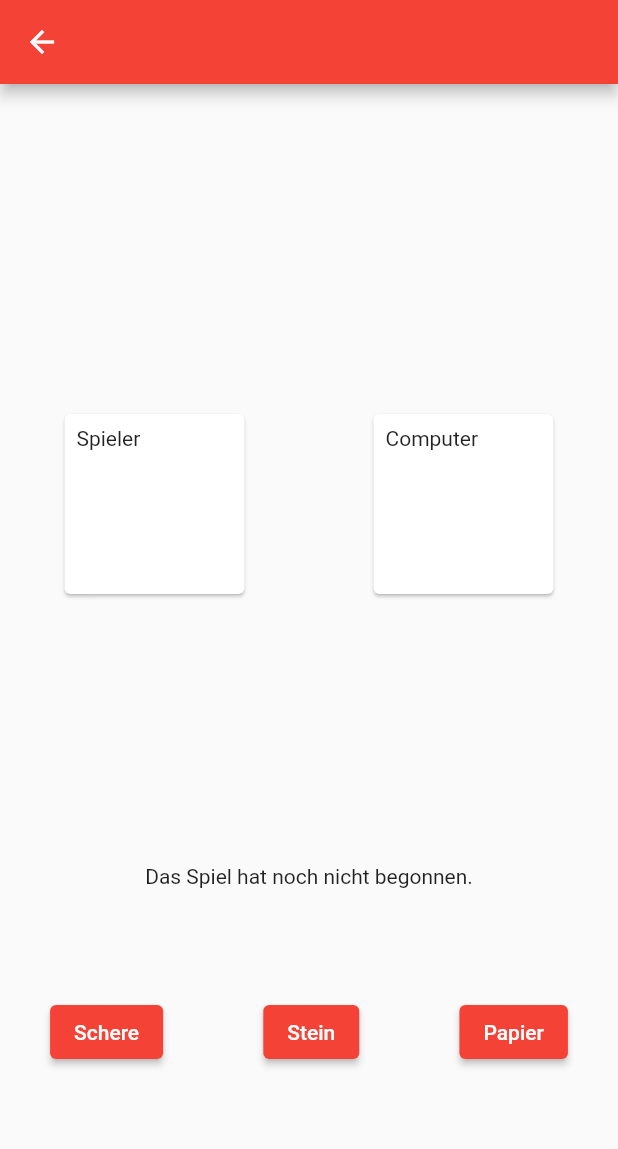
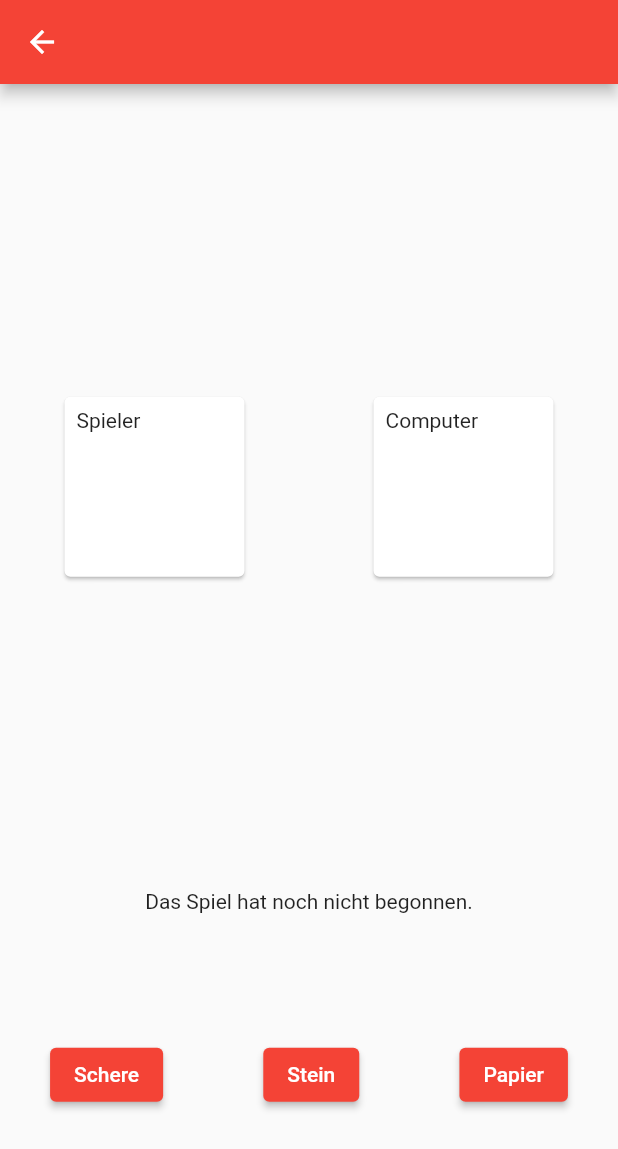
Before and after one commit to devEnju/hacker_school, a Flutter app: the GamePage screen opened directly with empty values, on a phone screen of 412 x 824 dp. Shown: the top 1149 px of the screen. Run offline on Flutter 3.47's test engine with Material 2 defaults, Android fonts, the phone set to English and light mode, and no system bars.

Commit message:
variable renaming

```diff
--- a/lib/src/app.dart
+++ b/lib/src/app.dart
@@ -1,5 +1,6 @@
 import 'package:flutter/material.dart';
 
+import 'pages/game_page.dart';
 import 'pages/home_page.dart';
 
 class App extends StatelessWidget {
@@ -13,7 +14,7 @@
         primarySwatch: Colors.red,
       ),
       home: const HomePage(
-        title: 'Hacker School',
+        header: 'Hacker School',
       ),
       debugShowCheckedModeBanner: false,
     );
--- a/lib/src/pages/game_page.dart
+++ b/lib/src/pages/game_page.dart
@@ -6,9 +6,9 @@
 import '../widgets/result_text.dart';
 
 class GamePage extends StatefulWidget {
-  const GamePage({Key? key, required this.title}) : super(key: key);
+  const GamePage({Key? key, required this.header}) : super(key: key);
 
-  final String title;
+  final String header;
 
   @override
   State<GamePage> createState() => _GamePageState();
@@ -73,12 +73,10 @@
   Widget build(BuildContext context) {
     return Scaffold(
       appBar: AppBar(
-        title: Text(widget.title),
+        title: Text(widget.header),
         centerTitle: true,
       ),
-      body: Center(
-        child: Column(
-          mainAxisAlignment: MainAxisAlignment.center,
+      body: Column(
         children: <Widget>[
           Expanded(
             flex: 5,
@@ -90,16 +88,7 @@
               ],
             ),
           ),
-            Flexible(
-              child: ResultText(
-                pRock,
-                pPaper,
-                pScissors,
-                cRock,
-                cPaper,
-                cScissors,
-              ),
-            ),
+          ResultText(pRock, pPaper, pScissors, cRock, cPaper, cScissors),
           Expanded(
             flex: 2,
             child: Row(
@@ -122,7 +111,6 @@
           ),
         ],
       ),
-      ),
     );
   }
 }
```
Also changed, not shown: lib/src/pages/home_page.dart (+3 -4 lines). Lines whose indentation alone changed are shown as unchanged.
